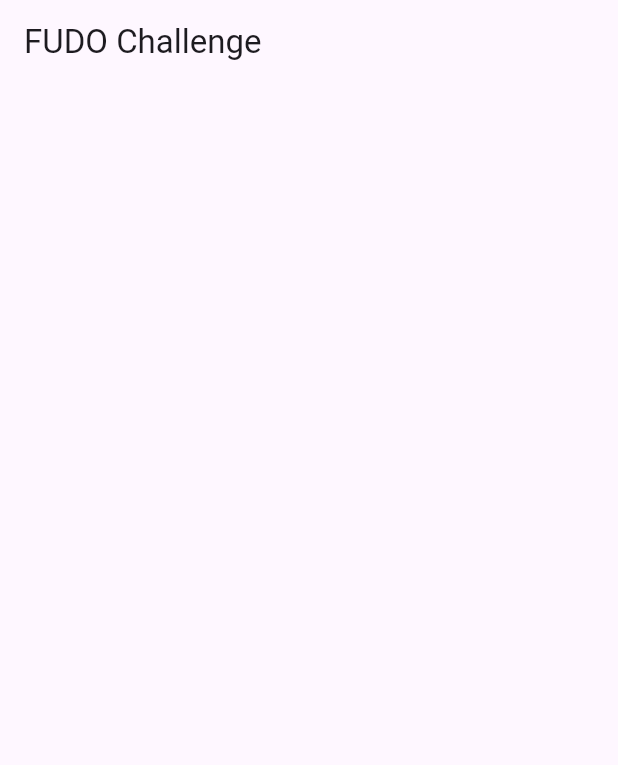
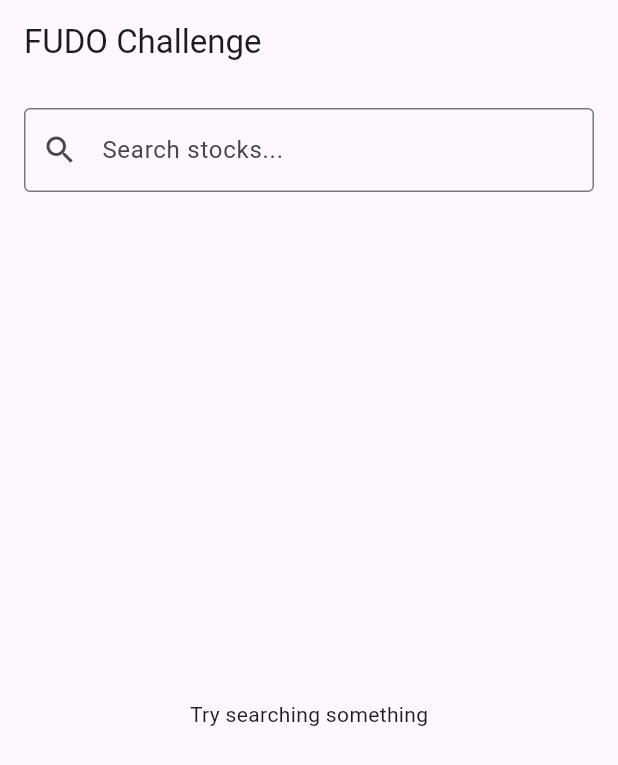
Before and after one commit to JMLeiva/fudo-challenge, a Flutter app: the screen it shows after launch, on a phone screen of 412 x 824 dp. Shown: the top 765 px of the screen. Run offline on Flutter 3.47's test engine with Material 3 defaults, Android fonts, the phone set to English and light mode, and no system bars; our stand-ins replace dio, get_it, injectable.

Commit message:
Main view with query search completed

```diff
--- a/lib/data/repository/implementation/stock_repository_av_api.dart
+++ b/lib/data/repository/implementation/stock_repository_av_api.dart
@@ -1,12 +1,14 @@
 import 'package:fudo_challenge/data/model/stock_search_item.dart';
 import 'package:fudo_challenge/data/network/alphavantage/alpha_vantage_api.dart';
 import 'package:fudo_challenge/data/repository/stock_repository.dart';
+import 'package:injectable/injectable.dart';
 
 import '../../model/result.dart';
 import '../../network/alphavantage/dto/search/av_search_response_dto.dart';
 
+@Injectable(as: StockRepository)
 class StockRepositoryAvApi implements StockRepository {
-  AlphaVantageApi _api;
+  final AlphaVantageApi _api;
 
   StockRepositoryAvApi(this._api);
 
--- a/lib/di/main_module.dart
+++ b/lib/di/main_module.dart
@@ -7,7 +7,7 @@ import 'package:injectable/injectable.dart';
 abstract class MainModule {
 
   @Named(InjectionKeys.avApiKey)
-  String get apiKey => String.fromEnvironment("ALPHA_VANTAGE_API_KEY");
+  String get apiKey => const String.fromEnvironment("ALPHA_VANTAGE_API_KEY");
 
   @Named(InjectionKeys.avBaseUrl)
   String get baseUrl => 'https://alphavantage.co';
--- a/lib/main.dart
+++ b/lib/main.dart
@@ -1,5 +1,5 @@
 import 'package:flutter/material.dart';
-import 'package:fudo_challenge/presentation/main_view.dart';
+import 'package:fudo_challenge/presentation/view/main_view.dart';
 
 import 'di/injection.dart';
 
--- a/lib/presentation/main_view.dart
+++ /dev/null
@@ -1,32 +0,0 @@
-import 'package:flutter/cupertino.dart';
-import 'package:flutter/material.dart';
-
-class MainView extends StatefulWidget {
-  const MainView({super.key, required this.title});
-
-  final String title;
-
-  @override
-  State<MainView> createState() => _MainViewState();
-}
-
-class _MainViewState extends State<MainView> {
-
-  @override
-  Widget build(BuildContext context) {
-    return Scaffold(
-      appBar: AppBar(
-        title: Text(widget.title),
-      ),
-      body: Center(
-
-        child: Column(
-          mainAxisAlignment: .center,
-          children: [
-
-          ],
-        ),
-      ),
-    );
-  }
-}
--- /dev/null
+++ b/lib/presentation/view/main_view.dart
@@ -0,0 +1,84 @@
+import 'package:flutter/material.dart';
+import 'package:fudo_challenge/di/injection.dart';
+import 'package:fudo_challenge/presentation/view_model/main_view_model.dart';
+import 'package:fudo_challenge/presentation/view_model/search_view_ui_state.dart';
+
+class MainView extends StatefulWidget {
+  const MainView({super.key, required this.title});
+
+  final String title;
+
+  @override
+  State<MainView> createState() => _MainViewState();
+}
+
+class _MainViewState extends State<MainView> {
+  final MainViewModel _viewModel = getIt<MainViewModel>();
+
+  @override
+  void dispose() {
+    _viewModel.dispose();
+    super.dispose();
+  }
+
+  @override
+  Widget build(BuildContext context) {
+    return Scaffold(
+      appBar: AppBar(
+        title: Text(widget.title),
+      ),
+      body: Padding(
+        padding: const EdgeInsets.all(16.0),
+        child: Column(
+          children: [
+            TextField(
+              decoration: const InputDecoration(
+                hintText: 'Search stocks...',
+                prefixIcon: Icon(Icons.search),
+                border: OutlineInputBorder(),
+              ),
+              onChanged: _viewModel.onSearchChanged,
+            ),
+            const SizedBox(height: 16),
+            Expanded(
+              child: StreamBuilder<SearchViewUIState>(
+                stream: _viewModel.stateStream,
+                initialData: SearchViewUIState.empty(),
+                builder: (context, snapshot) {
+                  final state = snapshot.data;
+                  if (state is Loading) {
+                    return const Center(child: CircularProgressIndicator());
+                  } else if (state is Success) {
+                    if (state.items.isEmpty) {
+                      return const Center(child: Text('No results found'));
+                    }
+                    return ListView.builder(
+                      itemCount: state.items.length,
+                      itemBuilder: (context, index) {
+                        final item = state.items[index];
+                        return ListTile(
+                          title: Text(item.stockSymbol),
+                          subtitle: Text(item.companyName),
+                          trailing: Text(item.region),
+                        );
+                      },
+                    );
+                  } else if (state is Error) {
+                    return Center(
+                      child: Text(
+                        state.message,
+                        style: const TextStyle(color: Colors.red),
+                      ),
+                    );
+                  } else {
+                    return const Center(child: Text('Try searching something'));
+                  }
+                },
+              ),
+            ),
+          ],
+        ),
+      ),
+    );
+  }
+}
--- /dev/null
+++ b/lib/presentation/view_model/main_view_model.dart
@@ -0,0 +1,50 @@
+import 'dart:async';
+
+import 'package:fudo_challenge/data/model/stock_search_item.dart';
+import 'package:fudo_challenge/data/repository/stock_repository.dart';
+import 'package:injectable/injectable.dart';
+
+import '../../data/model/result.dart' as res;
+import 'search_view_ui_state.dart';
+
+@injectable
+class MainViewModel {
+  final StockRepository _repository;
+  final StreamController<SearchViewUIState> _stateController = StreamController<SearchViewUIState>.broadcast();
+  Timer? _debounce;
+
+  MainViewModel(this._repository) {
+    _stateController.add(SearchViewUIState.empty());
+  }
+
+  Stream<SearchViewUIState> get stateStream => _stateController.stream;
+
+  void onSearchChanged(String query) {
+    if (_debounce?.isActive ?? false) _debounce?.cancel();
+    _debounce = Timer(const Duration(milliseconds: 500), () {
+      _search(query);
+    });
+  }
+
+  Future<void> _search(String query) async {
+    if (query.trim().isEmpty) {
+      _stateController.add(SearchViewUIState.empty());
+      return;
+    }
+
+    _stateController.add(SearchViewUIState.loading());
+
+    final result = await _repository.search(query);
+
+    if (result is res.Success<List<StockSearchItem>, String>) {
+      _stateController.add(SearchViewUIState.success(result.value));
+    } else if (result is res.Failure<List<StockSearchItem>, String>) {
+      _stateController.add(SearchViewUIState.error(result.value));
+    }
+  }
+
+  void dispose() {
+    _debounce?.cancel();
+    _stateController.close();
+  }
+}
--- /dev/null
+++ b/lib/presentation/view_model/search_view_ui_state.dart
@@ -0,0 +1,24 @@
+import 'package:fudo_challenge/data/model/stock_search_item.dart';
+
+sealed class SearchViewUIState {
+  const SearchViewUIState();
+
+  factory SearchViewUIState.empty() => Empty();
+  factory SearchViewUIState.loading() => Loading();
+  factory SearchViewUIState.success(List<StockSearchItem> items) => Success(items);
+  factory SearchViewUIState.error(String message) => Error(message);
+}
+
+class Empty extends SearchViewUIState {}
+
+class Loading extends SearchViewUIState {}
+
+class Success extends SearchViewUIState {
+  final List<StockSearchItem> items;
+  Success(this.items);
+}
+
+class Error extends SearchViewUIState {
+  final String message;
+  Error(this.message);
+}
```
Also changed, not shown: lib/di/injection.config.dart.
